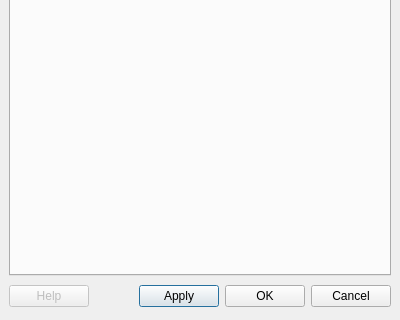
Qt form src/ui/qgsvectorlayerpropertiesbase.ui (kadas-albireo/kadas-albireo) before a commit; both pictures show x 0 to 400 and y 280 to 600 of the 400 by 600 pixel window.
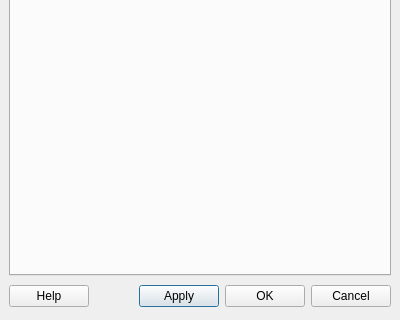
The same form after that commit. Icons and pictures are not drawn.

Commit message:
Added context help to vector properties dialog.
Enabled the Help button on the vector properties dialog

Patch:
```diff
--- a/src/ui/qgsvectorlayerpropertiesbase.ui
+++ b/src/ui/qgsvectorlayerpropertiesbase.ui
@@ -71,7 +71,7 @@
    <item row="1" column="0" >
     <widget class="QPushButton" name="btnHelp" >
      <property name="enabled" >
-      <bool>false</bool>
+      <bool>true</bool>
      </property>
      <property name="text" >
       <string>Help</string>
```
The commit also changes 2 other files.
